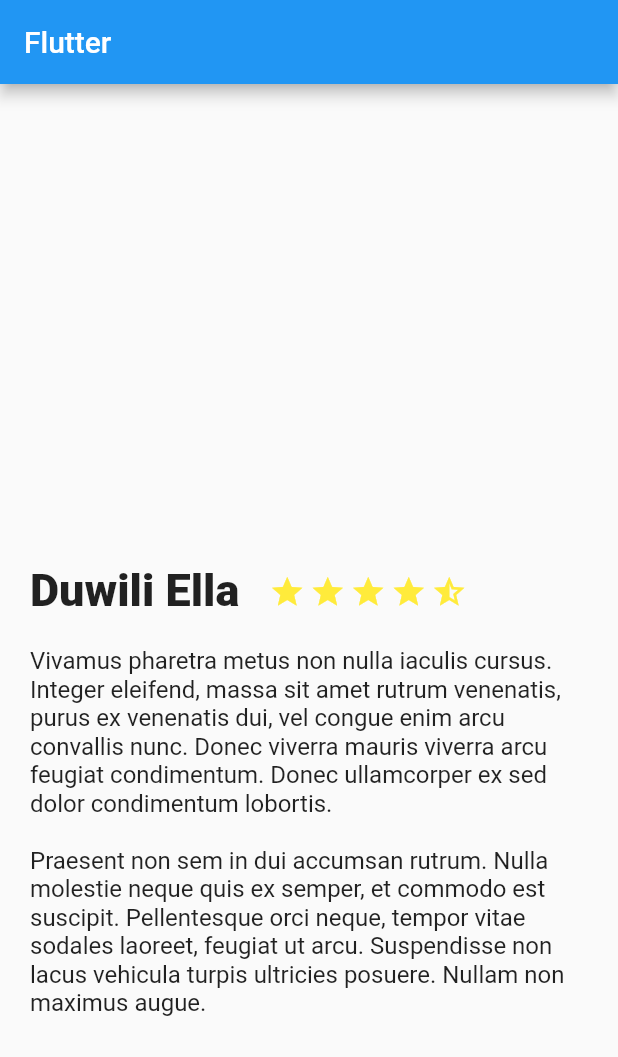
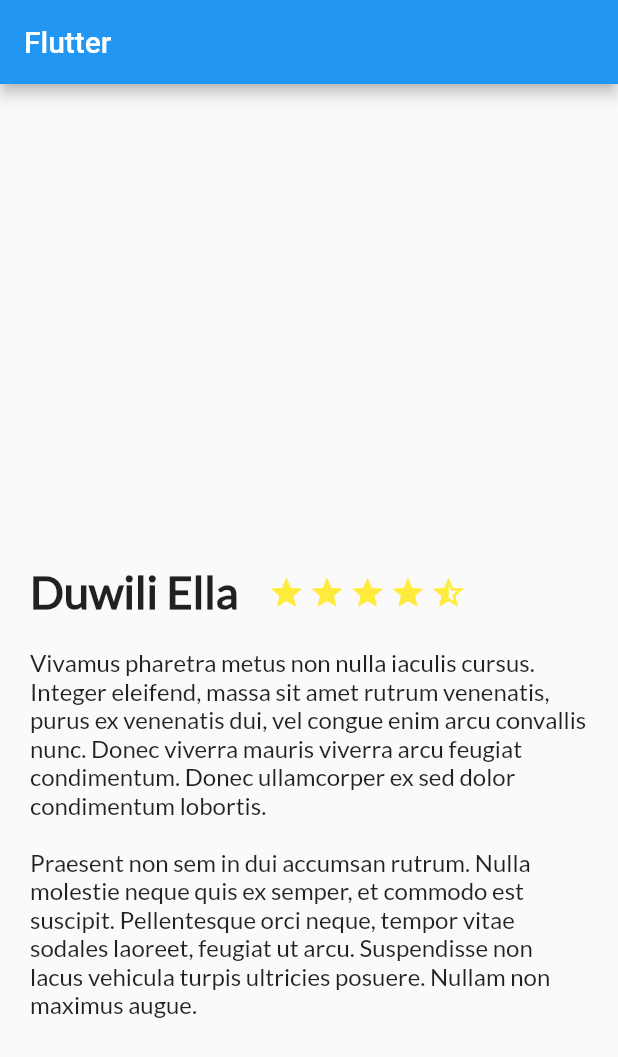
Before and after one commit to marcedroid/flutter_demo-travel, a Flutter app: the screen it shows after launch, on a phone screen of 412 x 824 dp. Shown: the top 1057 px of the screen. Run offline on Flutter 3.47's test engine with Material 2 defaults, Android fonts, the phone set to English and light mode, and no system bars.

Commit message:
Clase 22: Tippgrafias y Google Fonts

```diff
--- a/lib/description_place.dart
+++ b/lib/description_place.dart
@@ -33,6 +33,7 @@ class DescriptionPlace extends StatelessWidget{
       child: Text(
         dataDescription,
         style: TextStyle(
+          fontFamily: "Lato",
           height: 1.2,
           fontSize: 16.0
         ),
@@ -51,8 +52,9 @@ class DescriptionPlace extends StatelessWidget{
             child: Text(
               dataName,
               style: TextStyle(
-                  fontWeight: FontWeight.w900,
-                  fontSize: 30.0
+                fontFamily: "Lato",
+                fontWeight: FontWeight.w900,
+                fontSize: 30.0
               ),
               textAlign: TextAlign.left,
             ),
--- a/pubspec.yaml
+++ b/pubspec.yaml
@@ -70,3 +70,7 @@ flutter:
   #
   # For details regarding fonts from package dependencies,
   # see https://flutter.io/custom-fonts/#from-packages
+  fonts:
+    - family: Lato
+      fonts:
+        - asset: assets/fonts/Lato/Lato-Regular.ttf
```
Also changed, not shown: assets/fonts/Lato/Lato-Regular.ttf (added).
